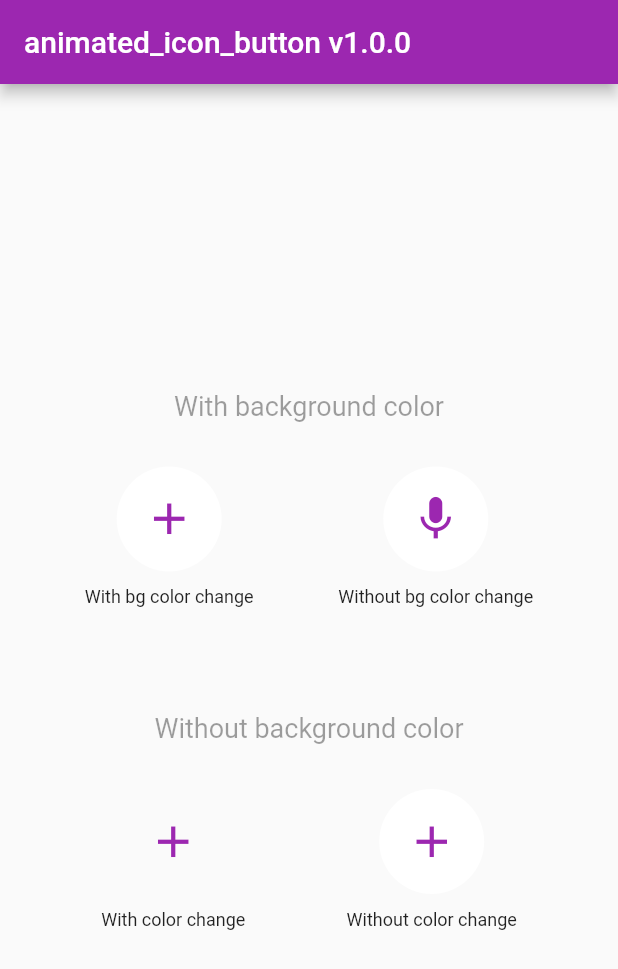
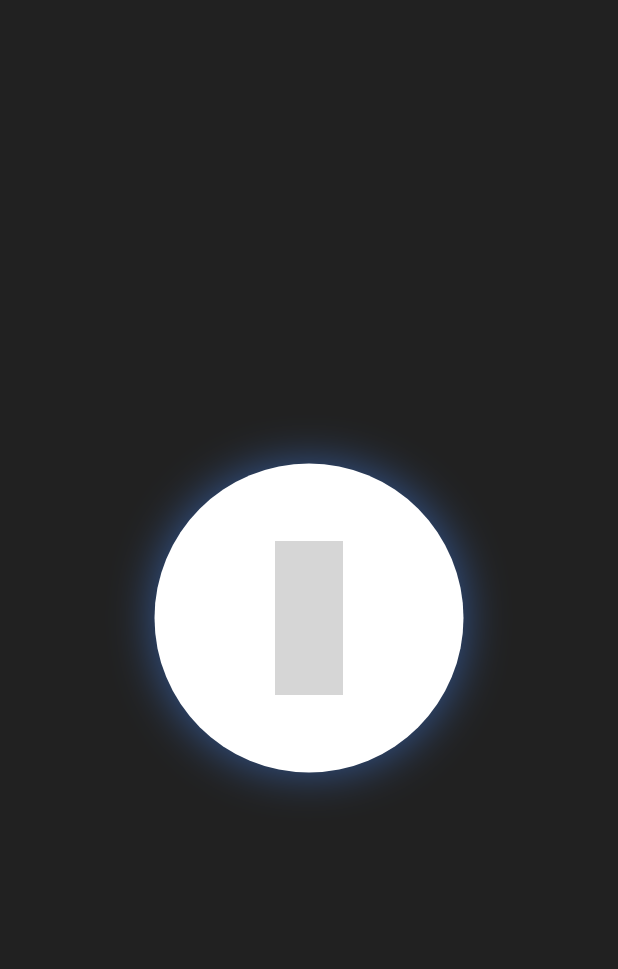
Before and after one commit to Frezyx/animated_icon_button, a Flutter app: the screen it shows after launch, on a phone screen of 412 x 824 dp. Shown: the top 969 px of the screen. Run offline on Flutter 3.47's test engine with Material 2 defaults, Android fonts, the phone set to English and light mode, and no system bars; our stand-ins replace freezed_annotation, simple_icons; grey boxes are pictures that could not be loaded.

Commit message:
Add big button example with using simple icons

```diff
--- a/example/lib/main.dart
+++ b/example/lib/main.dart
@@ -1,5 +1,6 @@
 import 'package:animated_icon_button/animated_icon_button.dart';
 import 'package:flutter/material.dart';
+import 'package:simple_icons/simple_icons.dart';
 
 void main() {
   runApp(MyApp());
@@ -9,8 +10,9 @@ class MyApp extends StatelessWidget {
   @override
   Widget build(BuildContext context) {
     return MaterialApp(
+      debugShowCheckedModeBanner: false,
       theme: ThemeData(
-        primarySwatch: Colors.purple,
+        primaryColor: Colors.greenAccent,
       ),
       home: MyHomePage(),
     );
@@ -22,185 +24,93 @@ class MyHomePage extends StatefulWidget {
   _MyHomePageState createState() => _MyHomePageState();
 }
 
-class _MyHomePageState extends State<MyHomePage> {
+class _MyHomePageState extends State<MyHomePage>
+    with SingleTickerProviderStateMixin {
+  late AnimationController _progressBorderAc;
+  late Animation<double> animation;
+
+  @override
+  void initState() {
+    _progressBorderAc = AnimationController(
+      vsync: this,
+      duration: const Duration(milliseconds: 300),
+    );
+    final tween = Tween<double>(
+      begin: 25.0,
+      end: 50.0,
+    );
+    animation = tween.animate(_progressBorderAc)
+      ..addStatusListener((state) => print('$state'));
+
+    super.initState();
+  }
+
   @override
   Widget build(BuildContext context) {
-    return Scaffold(
-      appBar: AppBar(
-        title: const Text('animated_icon_button v1.0.0'),
+    final Size size = MediaQuery.of(context).size;
+    final Color color = Colors.blueAccent;
+    return Material(
+      color: const Color(0xFF212121),
+      child: Center(
+        child: AnimatedBuilder(
+          builder: (BuildContext context, Widget? child) {
+            return Container(
+              decoration: BoxDecoration(
+                borderRadius: BorderRadius.circular(100),
+                boxShadow: [
+                  BoxShadow(
+                    color: color.withOpacity(
+                      animation.value / 100 * 2,
                     ),
-      body: Center(
-        child: Column(
-          mainAxisAlignment: MainAxisAlignment.center,
-          children: <Widget>[
-            const Text(
-              'With background color',
-              style: TextStyle(fontSize: 18, color: Colors.black38),
+                    blurRadius: animation.value,
+                  )
+                ],
               ),
-            const SizedBox(
-              height: 30,
-            ),
-            Row(
-              mainAxisAlignment: MainAxisAlignment.spaceEvenly,
-              children: <Widget>[
-                Column(
-                  children: <Widget>[
-                    // AnimatedIconButton
-                    AnimatedIconButton(
-                      size: 35,
-                      onPressed: () {
-                        print('button with background color pressed');
+              child: AnimatedIconButton(
+                size: size.width * 0.25,
+                onPressed: () async {
+                  await _progressBorderAc.forward();
+                  await _progressBorderAc.reverse();
                 },
-                      duration: const Duration(milliseconds: 200),
-                      icons: const <AnimatedIconItem>[
+                duration: const Duration(milliseconds: 300),
+                icons: <AnimatedIconItem>[
                   AnimatedIconItem(
-                          icon: Icon(
-                            Icons.add,
-                            color: Colors.purple,
-                          ),
+                    icon: Icon(SimpleIcons.amd, color: color),
                     backgroundColor: Colors.white,
                   ),
                   AnimatedIconItem(
-                          icon: Icon(
-                            Icons.close,
-                            color: Colors.white,
-                          ),
-                          backgroundColor: Colors.red,
-                        ),
-                      ],
-                    ),
-                    // AnimatedIconButton
-                    const SizedBox(
-                      height: 10,
-                    ),
-                    const Text('With bg color change',
-                        style: TextStyle(fontSize: 12)),
-                  ],
-                ),
-                Column(
-                  children: <Widget>[
-                    // AnimatedIconButton
-                    AnimatedIconButton(
-                      size: 35,
-                      onPressed: () {
-                        print('button without background color pressed');
-                      },
-                      duration: const Duration(milliseconds: 200),
-                      icons: <AnimatedIconItem>[
-                        AnimatedIconItem(
-                          icon: const Icon(
-                            Icons.mic,
-                            color: Colors.purple,
-                          ),
-                          onPressed: () => print('just pressed the mic'),
+                    icon: Icon(SimpleIcons.nasa, color: color),
                     backgroundColor: Colors.white,
                   ),
-                        const AnimatedIconItem(
-                          icon: Icon(
-                            Icons.g_translate,
-                            color: Colors.purple,
-                          ),
+                  AnimatedIconItem(
+                    icon: Icon(SimpleIcons.intel, color: color),
                     backgroundColor: Colors.white,
                   ),
-                        const AnimatedIconItem(
-                          icon: Icon(
-                            Icons.collections_sharp,
-                            color: Colors.purple,
+                  AnimatedIconItem(
+                    icon: Icon(SimpleIcons.man, color: color),
+                    backgroundColor: Colors.white,
                   ),
+                  AnimatedIconItem(
+                    icon: Icon(SimpleIcons.acer, color: color),
+                    backgroundColor: Colors.white,
+                  ),
+                  AnimatedIconItem(
+                    icon: Icon(SimpleIcons.travisci, color: color),
+                    backgroundColor: Colors.white,
+                  ),
+                  AnimatedIconItem(
+                    icon: Icon(SimpleIcons.ea, color: color),
+                    backgroundColor: Colors.white,
+                  ),
+                  AnimatedIconItem(
+                    icon: Icon(SimpleIcons.dior, color: color),
                     backgroundColor: Colors.white,
                   ),
                 ],
               ),
-                    // AnimatedIconButton
-                    const SizedBox(
-                      height: 10,
-                    ),
-                    const Text('Without bg color change',
-                        style: TextStyle(fontSize: 12)),
-                  ],
-                ),
-              ],
-            ),
-            const SizedBox(
-              height: 70,
-            ),
-            const Text('Without background color',
-                style: TextStyle(fontSize: 18, color: Colors.black38)),
-            const SizedBox(
-              height: 30,
-            ),
-            Row(
-              mainAxisAlignment: MainAxisAlignment.spaceEvenly,
-              children: <Widget>[
-                Column(
-                  children: <Widget>[
-                    // AnimatedIconButton
-                    AnimatedIconButton(
-                      size: 35,
-                      onPressed: () {
-                        print('button with color pressed');
+            );
           },
-                      duration: const Duration(milliseconds: 200),
-                      icons: const <AnimatedIconItem>[
-                        AnimatedIconItem(
-                          icon: Icon(
-                            Icons.add,
-                            color: Colors.purple,
-                          ),
-                        ),
-                        AnimatedIconItem(
-                          icon: Icon(
-                            Icons.close,
-                            color: Colors.red,
-                          ),
-                        ),
-                      ],
-                    ),
-                    // AnimatedIconButton
-                    const SizedBox(
-                      height: 10,
-                    ),
-                    const Text('With color change',
-                        style: TextStyle(fontSize: 12)),
-                  ],
-                ),
-                Column(
-                  children: <Widget>[
-                    // AnimatedIconButton
-                    AnimatedIconButton(
-                      size: 35,
-                      onPressed: () {
-                        print('button without color change pressed');
-                      },
-                      duration: const Duration(milliseconds: 200),
-                      icons: const <AnimatedIconItem>[
-                        AnimatedIconItem(
-                          icon: Icon(
-                            Icons.add,
-                            color: Colors.purple,
-                          ),
-                          backgroundColor: Colors.white,
-                        ),
-                        AnimatedIconItem(
-                          icon: Icon(
-                            Icons.close,
-                            color: Colors.purple,
-                          ),
-                          backgroundColor: Colors.red,
-                        ),
-                      ],
-                    ),
-                    // AnimatedIconButton
-                    const SizedBox(
-                      height: 10,
-                    ),
-                    const Text('Without color change',
-                        style: TextStyle(fontSize: 12)),
-                  ],
-                ),
-              ],
-            ),
-          ],
+          animation: animation,
         ),
       ),
     );
--- a/example/pubspec.yaml
+++ b/example/pubspec.yaml
@@ -26,6 +26,7 @@ dependencies:
     sdk: flutter
   animated_icon_button:
     path: ../
+  simple_icons: ^4.25.0
 
 
   # The following adds the Cupertino Icons font to your application.
```
Also changed, not shown: example/lib/button_themes.dart (added, +208 -0 lines), 1 other file. Lines whose indentation alone changed are shown as unchanged.
